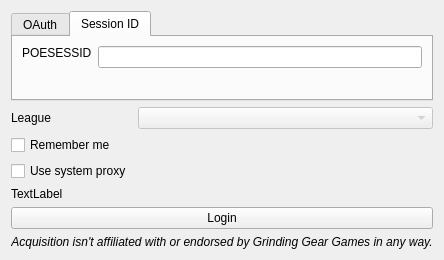
Qt form forms/logindialog.ui (gerwaric/acquisition) before a commit.
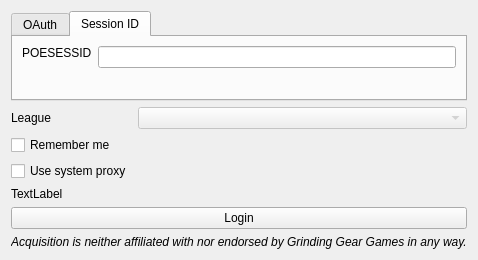
The same form after that commit.

Commit message:
Refactor the login dialog
- Disable the login button until leagues have been received
- New constructor with basic dependency injection
- Remove unused functions
- Reorder functions in roughly the order they are called
- Refactor things for general usability

The edit to the form file:
```diff
--- a/forms/logindialog.ui
+++ b/forms/logindialog.ui
@@ -181,7 +181,7 @@
       </font>
      </property>
      <property name="text">
-      <string>Acquisition isn't affiliated with or endorsed by Grinding Gear Games in any way.</string>
+      <string>Acquisition is neither affiliated with nor endorsed by Grinding Gear Games in any way.</string>
      </property>
      <property name="alignment">
       <set>Qt::AlignCenter</set>
```
The commit also changes 3 other files.
